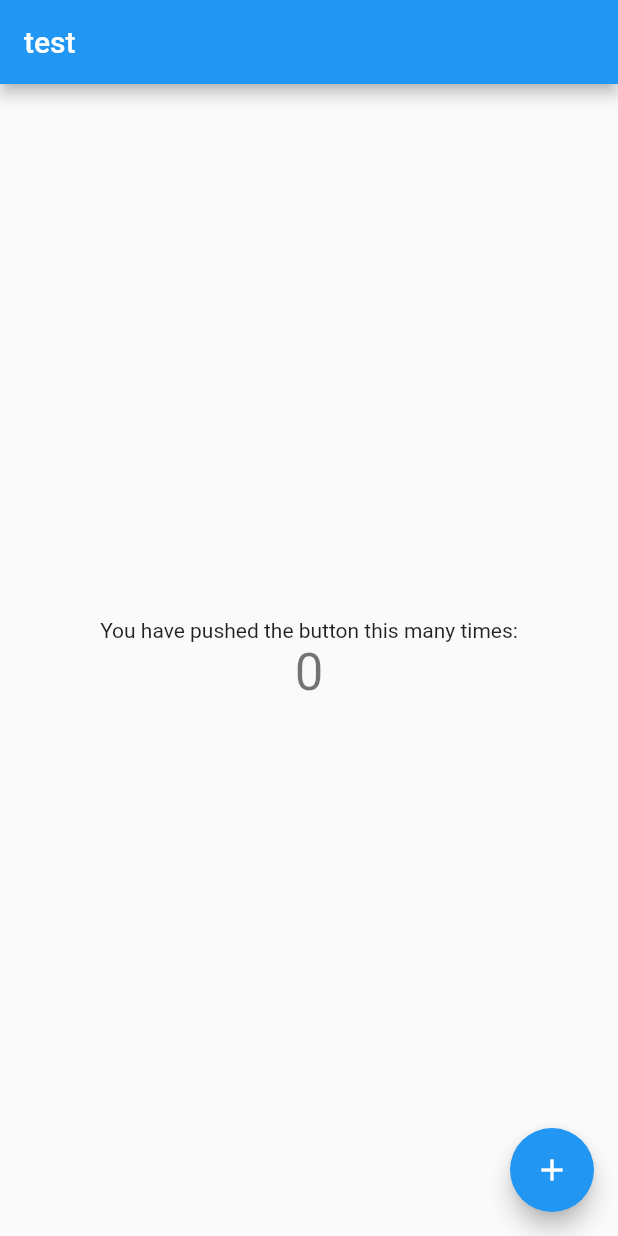
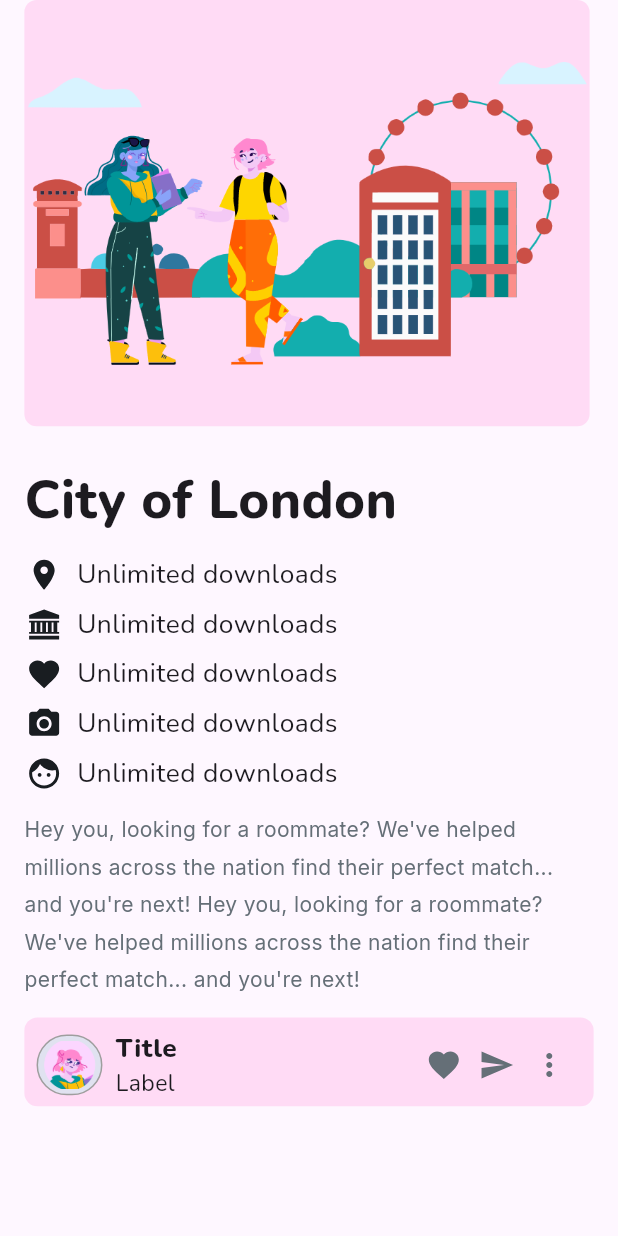
Before and after one commit to Samir-Sattarov/Student-Travel-Application, a Flutter app: the screen it shows after launch, on a phone screen of 412 x 824 dp. Run offline on Flutter 3.47's test engine with Material 2 defaults, Android fonts, the phone set to English and light mode, and no system bars; our stand-ins replace flutter_screenutil, flutter_svg, google_fonts.

Commit message:
Added 2 screen

```diff
--- a/lib/core/utils/assets.dart
+++ b/lib/core/utils/assets.dart
@@ -1,4 +1,17 @@
 class Assets {
+  //png
+  static const String tCampingImage = "assets/images/camping_image.png";
+  static const String tCityOfLondon = "assets/images/city_of_london_image.png";
+  static const String tAvatarGirlIcon = "assets/images/avatar_girl_icon.png";
+  //svg
+  static const String tLocationIcon = "assets/svg/location_icon.svg";
+  static const String tLikeIcon = "assets/svg/like_icon.svg";
+  static const String tSendIcon = "assets/svg/send_icon.svg";
+  static const String tMoreVerticalIcon = "assets/svg/more_vertical_icon.svg";
+  static const String tMuseumIcon = "assets/svg/museum_icon.svg";
+  static const String tPhotoIcon = "assets/svg/photo_icon.svg";
+  static const String tFaceIcon = "assets/svg/face_icon.svg";
+
 
 
 }
--- /dev/null
+++ b/lib/entity/tag_entity.dart
@@ -0,0 +1,4 @@
+class TagEntity {
+  final String title;
+  const TagEntity({required this.title});
+}
--- a/lib/main.dart
+++ b/lib/main.dart
@@ -1,11 +1,10 @@
 import 'package:flutter/material.dart';
 import 'package:flutter_screenutil/flutter_screenutil.dart';
+import 'package:student_travel_application/screens/camping_in_la_screen.dart';
+import 'package:student_travel_application/screens/city_of_london_screen.dart';
 
 void main() async {
-
-
   WidgetsFlutterBinding.ensureInitialized();
-
 
   await ScreenUtil.ensureScreenSize();
 
@@ -25,98 +24,12 @@ class MyApp extends StatelessWidget {
           title: 'Flutter Demo',
           theme: ThemeData(
             primarySwatch: Colors.blue,
+            useMaterial3: true,
           ),
           home: child,
         );
       },
-      child: MyHomePage(
-        title: 'test',
-      ),
+      child: const CityOfLondonScreen(),
     );
   }
 }
-
-class MyHomePage extends StatefulWidget {
-  const MyHomePage({super.key, required this.title});
-
-  // This widget is the home page of your application. It is stateful, meaning
-  // that it has a State object (defined below) that contains fields that affect
-  // how it looks.
-
-  // This class is the configuration for the state. It holds the values (in this
-  // case the title) provided by the parent (in this case the App widget) and
-  // used by the build method of the State. Fields in a Widget subclass are
-  // always marked "final".
-
-  final String title;
-
-  @override
-  State<MyHomePage> createState() => _MyHomePageState();
-}
-
-class _MyHomePageState extends State<MyHomePage> {
-  int _counter = 0;
-
-  void _incrementCounter() {
-    setState(() {
-      // This call to setState tells the Flutter framework that something has
-      // changed in this State, which causes it to rerun the build method below
-      // so that the display can reflect the updated values. If we changed
-      // _counter without calling setState(), then the build method would not be
-      // called again, and so nothing would appear to happen.
-      _counter++;
-    });
-  }
-
-  @override
-  Widget build(BuildContext context) {
-    // This method is rerun every time setState is called, for instance as done
-    // by the _incrementCounter method above.
-    //
-    // The Flutter framework has been optimized to make rerunning build methods
-    // fast, so that you can just rebuild anything that needs updating rather
-    // than having to individually change instances of widgets.
-    return Scaffold(
-      appBar: AppBar(
-        // Here we take the value from the MyHomePage object that was created by
-        // the App.build method, and use it to set our appbar title.
-        title: Text(widget.title),
-      ),
-      body: Center(
-        // Center is a layout widget. It takes a single child and positions it
-        // in the middle of the parent.
-        child: Column(
-          // Column is also a layout widget. It takes a list of children and
-          // arranges them vertically. By default, it sizes itself to fit its
-          // children horizontally, and tries to be as tall as its parent.
-          //
-          // Invoke "debug painting" (press "p" in the console, choose the
-          // "Toggle Debug Paint" action from the Flutter Inspector in Android
-          // Studio, or the "Toggle Debug Paint" command in Visual Studio Code)
-          // to see the wireframe for each widget.
-          //
-          // Column has various properties to control how it sizes itself and
-          // how it positions its children. Here we use mainAxisAlignment to
-          // center the children vertically; the main axis here is the vertical
-          // axis because Columns are vertical (the cross axis would be
-          // horizontal).
-          mainAxisAlignment: MainAxisAlignment.center,
-          children: <Widget>[
-            const Text(
-              'You have pushed the button this many times:',
-            ),
-            Text(
-              '$_counter',
-              style: Theme.of(context).textTheme.headlineMedium,
-            ),
-          ],
-        ),
-      ),
-      floatingActionButton: FloatingActionButton(
-        onPressed: _incrementCounter,
-        tooltip: 'Increment',
-        child: const Icon(Icons.add),
-      ), // This trailing comma makes auto-formatting nicer for build methods.
-    );
-  }
-}
--- /dev/null
+++ b/lib/screens/city_of_london_screen.dart
@@ -0,0 +1,245 @@
+import 'package:flutter/material.dart';
+import 'package:flutter_screenutil/flutter_screenutil.dart';
+import 'package:flutter_svg/svg.dart';
+import 'package:google_fonts/google_fonts.dart';
+import 'package:student_travel_application/core/utils/assets.dart';
+
+class CityOfLondonScreen extends StatefulWidget {
+  const CityOfLondonScreen({Key? key}) : super(key: key);
+
+  @override
+  State<CityOfLondonScreen> createState() => _CityOfLondonScreenState();
+}
+
+class _CityOfLondonScreenState extends State<CityOfLondonScreen> {
+  @override
+  Widget build(BuildContext context) {
+    return Scaffold(
+      body: SafeArea(
+        child: Padding(
+          padding: const EdgeInsets.only(left: 16, right: 16).r,
+          child: Column(
+            crossAxisAlignment: CrossAxisAlignment.start,
+            //mainAxisSize: MainAxisSize.max,
+            //mainAxisAlignment: MainAxisAlignment.center,
+            children: [
+              Container(
+                height: 280.h,
+                width: 343.w,
+                decoration: BoxDecoration(
+                  borderRadius: BorderRadius.circular(8).r,
+                  color: const Color(0xffFFDBF5),
+                ),
+                child: Image.asset(Assets.tCityOfLondon),
+              ),
+              SizedBox(height: 24.h),
+              Text(
+                "City of London",
+                style: GoogleFonts.nunito(
+                  textStyle: TextStyle(
+                    fontWeight: FontWeight.w800,
+                    fontSize: 32.sp,
+                  ),
+                ),
+              ),
+              SizedBox(height: 12.h),
+              Row(
+                children: [
+                  SizedBox(
+                    height: 24.h,
+                    width: 24.w,
+                    child: Center(
+                      child: SvgPicture.asset(Assets.tLocationIcon),
+                    ),
+                  ),
+                  SizedBox(width: 8.w),
+                  Text(
+                    "Unlimited downloads",
+                    style: GoogleFonts.nunito(
+                        textStyle: TextStyle(
+                            fontSize: 16.sp, fontWeight: FontWeight.w400)),
+                  )
+                ],
+              ),
+              SizedBox(height: 8.h),
+              Row(
+                children: [
+                  SizedBox(
+                    height: 24.h,
+                    width: 24.w,
+                    child: Center(
+                      child: SvgPicture.asset(Assets.tMuseumIcon),
+                    ),
+                  ),
+                  SizedBox(width: 8.w),
+                  Text(
+                    "Unlimited downloads",
+                    style: GoogleFonts.nunito(
+                        textStyle: TextStyle(
+                            fontSize: 16.sp, fontWeight: FontWeight.w400)),
+                  )
+                ],
+              ),
+              SizedBox(height: 8.h),
+              Row(
+                children: [
+                  SizedBox(
+                    height: 24.h,
+                    width: 24.w,
+                    child: Center(
+                      child: SvgPicture.asset(Assets.tLikeIcon),
+                    ),
+                  ),
+                  SizedBox(width: 8.w),
+                  Text(
+                    "Unlimited downloads",
+                    style: GoogleFonts.nunito(
+                        textStyle: TextStyle(
+                            fontSize: 16.sp, fontWeight: FontWeight.w400)),
+                  )
+                ],
+              ),
+              SizedBox(height: 8.h),
+              Row(
+                children: [
+                  SizedBox(
+                    height: 24.h,
+                    width: 24.w,
+                    child: Center(
+                      child: SvgPicture.asset(Assets.tPhotoIcon),
+                    ),
+                  ),
+                  SizedBox(width: 8.w),
+                  Text(
+                    "Unlimited downloads",
+                    style: GoogleFonts.nunito(
+                        textStyle: TextStyle(
+                            fontSize: 16.sp, fontWeight: FontWeight.w400)),
+                  )
+                ],
+              ),
+              SizedBox(height: 8.h),
+              Row(
+                children: [
+                  SizedBox(
+                    height: 24.h,
+                    width: 24.w,
+                    child: Center(
+                      child: SvgPicture.asset(Assets.tFaceIcon),
+                    ),
+                  ),
+                  SizedBox(width: 8.w),
+                  Text(
+                    "Unlimited downloads",
+                    style: GoogleFonts.nunito(
+                        textStyle: TextStyle(
+                            fontSize: 16.sp, fontWeight: FontWeight.w400)),
+                  )
+                ],
+              ),
+              SizedBox(height: 12.h),
+              SizedBox(
+                height: 120.h,
+                width: 327.w,
+                child: Text(
+                  "Hey you, looking for a roommate? We've helped millions across the nation find their perfect match... and you're next! Hey you, looking for a roommate? We've helped millions across the nation find their perfect match... and you're next!",
+                  style: GoogleFonts.inter(
+                      textStyle: const TextStyle(
+                    height: 1.8,
+                    fontWeight: FontWeight.w400,
+                    fontSize: 14,
+                    color: Color(0xff656F77),
+                  )),
+                ),
+              ),
+              SizedBox(height: 16.h),
+              Container(
+                decoration: BoxDecoration(
+                    color: const Color(0xffFFDBF5),
+                    borderRadius: BorderRadius.circular(8).w),
+                child: Padding(
+                  padding: const EdgeInsets.only(
+                          left: 8, right: 8, bottom: 4, top: 8)
+                      .r,
+                  child: Row(
+                    children: [
+                      Container(
+                        height: 40.h,
+                        width: 40.w,
+                        decoration: BoxDecoration(
+                          border: Border.all(width: 1, color: Colors.grey),
+                          borderRadius: BorderRadius.circular(100).w,
+                          color: Colors.tealAccent.withOpacity(0.2),
+                        ),
+                        child: Center(
+                          child: Container(
+                              height: 32.h,
+                              width: 32.w,
+                              decoration: BoxDecoration(
+                                borderRadius: BorderRadius.circular(100),
+                              ),
+                              child: Image.asset(
+                                Assets.tAvatarGirlIcon,
+                                fit: BoxFit.cover,
+                              )),
+                        ),
+                      ),
+                      SizedBox(width: 8.w),
+                      Column(
+                        crossAxisAlignment: CrossAxisAlignment.start,
+                        mainAxisSize: MainAxisSize.min,
+                        children: [
+                          Text(
+                            "Title",
+                            style: GoogleFonts.nunito(
+                                textStyle: TextStyle(
+                                    fontSize: 16.sp,
+                                    fontWeight: FontWeight.w800)),
+                          ),
+                          Text(
+                            "Label",
+                            style: GoogleFonts.nunito(
+                                textStyle: TextStyle(
+                                    fontWeight: FontWeight.w400,
+                                    fontSize: 14.sp)),
+                          ),
+                        ],
+                      ),
+                      SizedBox(width: 150.w),
+                      SizedBox(
+                        height: 24.h,
+                        width: 24.w,
+                        child: Center(
+                          child: SvgPicture.asset(
+                            Assets.tLikeIcon,
+                            color: const Color(0xff656F77),
+                          ),
+                        ),
+                      ),
+                      SizedBox(width: 8.w),
+                      SizedBox(
+                        height: 24.h,
+                        width: 24.w,
+                        child: Center(
+                          child: SvgPicture.asset(Assets.tSendIcon),
+                        ),
+                      ),
+                      SizedBox(width: 8.w),
+                      SizedBox(
+                        height: 24.h,
+                        width: 24.w,
+                        child: Center(
+                          child: SvgPicture.asset(Assets.tMoreVerticalIcon),
+                        ),
+                      ),
+                    ],
+                  ),
+                ),
+              )
+            ],
+          ),
+        ),
+      ),
+    );
+  }
+}
--- a/pubspec.yaml
+++ b/pubspec.yaml
@@ -37,6 +37,7 @@ dependencies:
   cupertino_icons: ^1.0.2
   google_fonts: ^4.0.4
   flutter_screenutil: ^5.7.0
+  flutter_svg: ^2.0.9
 
 dev_dependencies:
   flutter_test:
```
Also changed, not shown: lib/screens/camping_in_la_screen.dart (added, +129 -0 lines), lib/widgets/tag_widget.dart (added, +48 -0 lines), assets/images/avatar_girl_icon.png (added), assets/images/camping_image.png (added), assets/images/city_of_london_image.png (added), assets/images/test.dart (deleted), assets/svg/face_icon.svg (added), assets/svg/like_icon.svg (added), assets/svg/location_icon.svg (added), assets/svg/more_vertical_icon.svg (added), assets/svg/museum_icon.svg (added), assets/svg/photo_icon.svg (added), assets/svg/send_icon.svg (added), pubspec.lock, 3 other files.
